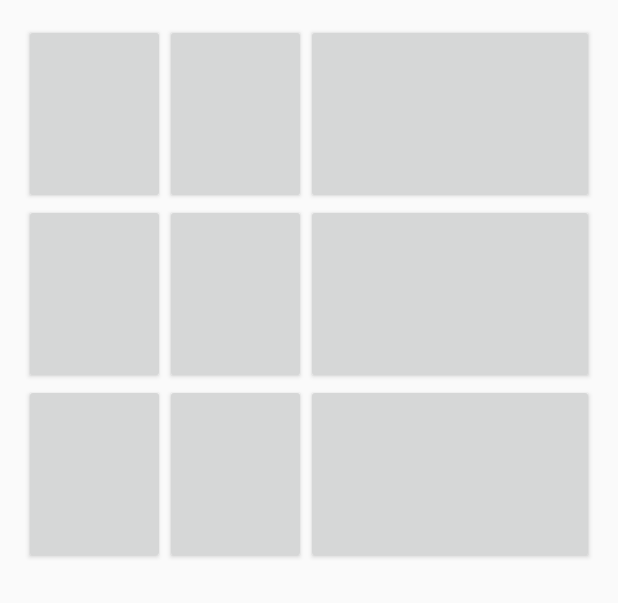
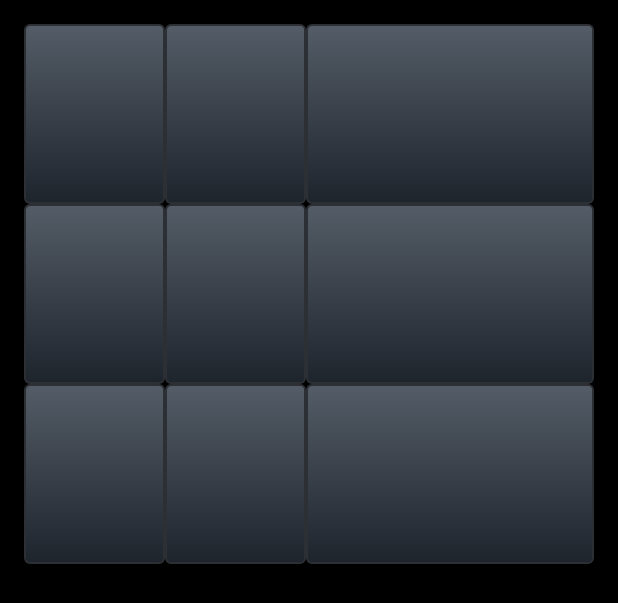
Before and after one commit to Earthblood/Toe, an Android app: the layout activity_game.xml on its own in the app's theme, with its tools: preview values and no code run, on a phone screen of 412 x 824 dp. Shown: the top 603 px of the screen. Run offline under Robolectric (Android 15) with nearby library versions, the phone set to English and light mode, and no system bars.

Commit message:
Added custom button for the game box and disabled button after selected

```diff
--- a/app/src/main/java/com/earthblood/tictactoe/activity/GameActivity.java
+++ b/app/src/main/java/com/earthblood/tictactoe/activity/GameActivity.java
@@ -79,6 +79,7 @@ public class GameActivity extends RoboFragmentActivity implements LoaderManager.
             int boxId = data.getInt(1);
             Button button = (Button) gridLayout.findViewById(GameBox.byLayoutId(boxId).getLayoutBoxId());
             button.setText(GameSymbol.byId(data.getInt(2)).getValue());
+            button.setEnabled(false);
             data.moveToNext();
         }
     }
--- /dev/null
+++ b/app/src/main/res/drawable/custom_btn_toe.xml
@@ -0,0 +1,24 @@
+<?xml version="1.0" encoding="utf-8"?>
+<selector xmlns:android="http://schemas.android.com/apk/res/android" >
+    <item android:state_pressed="true" >
+        <shape android:shape="rectangle"  >
+            <corners android:radius="3dip" />
+            <stroke android:width="1dip" android:color="#2c2f34" />
+            <gradient  android:angle="-90"  android:startColor="#090b0e" android:endColor="#363c45"  />
+        </shape>
+    </item>
+    <item android:state_focused="true">
+        <shape android:shape="rectangle"  >
+            <corners android:radius="3dip" />
+            <stroke android:width="1dip" android:color="#2c2f34" />
+            <solid  android:color="#1d242c"/>
+        </shape>
+    </item>
+    <item >
+        <shape android:shape="rectangle"  >
+            <corners android:radius="3dip" />
+            <stroke android:width="1dip" android:color="#2c2f34" />
+            <gradient  android:angle="-90"  android:startColor="#545c67" android:endColor="#1d242c" />
+        </shape>
+    </item>
+</selector>
--- a/app/src/main/res/layout/activity_game.xml
+++ b/app/src/main/res/layout/activity_game.xml
@@ -9,6 +9,7 @@
                 android:paddingRight="@dimen/activity_horizontal_margin"
                 android:paddingTop="@dimen/activity_vertical_margin"
                 android:paddingBottom="@dimen/activity_vertical_margin"
+                android:background="@color/black"
                 tools:context="com.earthblood.tictactoe.activity.GameActivity">
 
 
@@ -26,46 +27,55 @@
 
         <Button android:id="@+id/box_1"
                   grid:layout_gravity="fill_horizontal"
+                  style="@style/btnStyleToe"
                   android:layout_width="94dp"
                   android:layout_height="120dp"
                   android:onClick="chooseBox"/>
         <Button android:id="@+id/box_2"
                   grid:layout_gravity="fill_horizontal"
+                  style="@style/btnStyleToe"
                   android:layout_width="94dp"
                   android:layout_height="120dp"
                   android:onClick="chooseBox"/>
         <Button android:id="@+id/box_3"
                   grid:layout_gravity="fill_horizontal"
+                  style="@style/btnStyleToe"
                   android:layout_width="94dp"
                   android:layout_height="120dp"
                   android:onClick="chooseBox"/>
         <Button android:id="@+id/box_4"
                   grid:layout_gravity="fill_horizontal"
+                  style="@style/btnStyleToe"
                   android:layout_width="94dp"
                   android:layout_height="120dp"
                   android:onClick="chooseBox"/>
         <Button android:id="@+id/box_5"
                   grid:layout_gravity="fill_horizontal"
+                  style="@style/btnStyleToe"
                   android:layout_width="94dp"
                   android:layout_height="120dp"
                   android:onClick="chooseBox"/>
         <Button android:id="@+id/box_6"
                   grid:layout_gravity="fill_horizontal"
+                  style="@style/btnStyleToe"
                   android:layout_width="94dp"
                   android:layout_height="120dp"
                   android:onClick="chooseBox"/>
         <Button android:id="@+id/box_7"
                   grid:layout_gravity="fill_horizontal"
+                  style="@style/btnStyleToe"
                   android:layout_width="94dp"
                   android:layout_height="120dp"
                   android:onClick="chooseBox"/>
         <Button android:id="@+id/box_8"
                   grid:layout_gravity="fill_horizontal"
+                  style="@style/btnStyleToe"
                   android:layout_width="94dp"
                   android:layout_height="120dp"
                   android:onClick="chooseBox"/>
         <Button android:id="@+id/box_9"
                   grid:layout_gravity="fill_horizontal"
+                  style="@style/btnStyleToe"
                   android:layout_width="94dp"
                   android:layout_height="120dp"
                   android:onClick="chooseBox"/>
--- a/app/src/main/res/values/styles.xml
+++ b/app/src/main/res/values/styles.xml
@@ -5,4 +5,16 @@
 
     </style>
 
+    <style name="btnStyleToe" parent="@android:style/Widget.Button">
+        <item name="android:textSize">40sp</item>
+        <item name="android:textStyle">bold</item>
+        <item name="android:textColor">#FFFFFF</item>
+        <item name="android:gravity">center</item>
+        <item name="android:shadowColor">#000000</item>
+        <item name="android:shadowDx">1</item>
+        <item name="android:shadowDy">1</item>
+        <item name="android:shadowRadius">0.6</item>
+        <item name="android:background">@drawable/custom_btn_toe</item>
+        <item name="android:padding">10dip</item>
+    </style>
 </resources>
```
